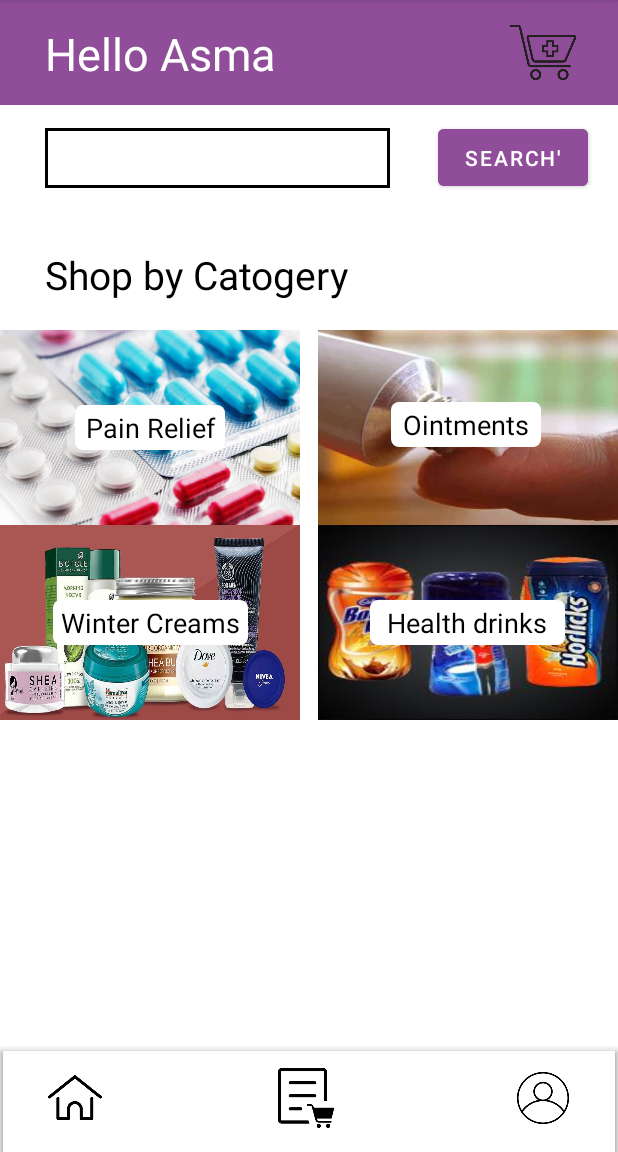
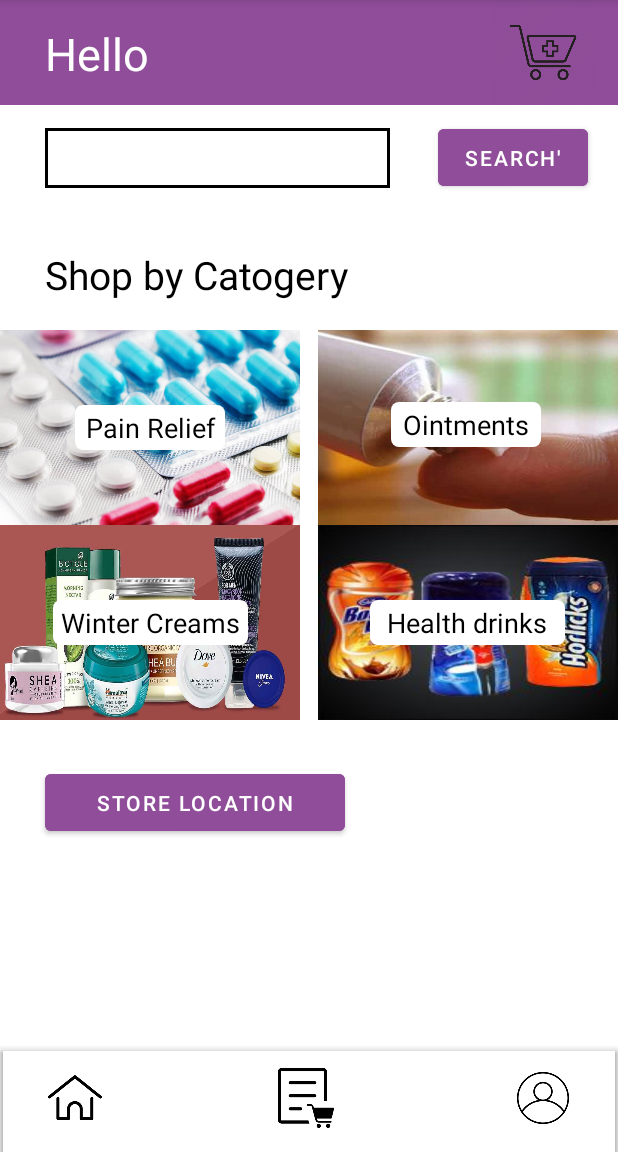
Before and after one commit to MadyaAnsari/Pharmacystore, an Android app: the Home screen opened directly, with no data from a screen before it, on a phone screen of 412 x 824 dp, the part 84-1236 px from its top. Run offline under Robolectric (Android 15) with nearby library versions, the phone set to English and light mode, and no system bars.

Commit message:
third commit

```diff
--- a/app/build.gradle
+++ b/app/build.gradle
@@ -35,6 +35,8 @@ dependencies {
     implementation platform('com.google.firebase:firebase-bom:26.1.0')
     implementation 'com.google.firebase:firebase-analytics'
     implementation 'com.google.firebase:firebase-database:19.2.1'
+    implementation 'com.google.android.gms:play-services-maps:17.0.0'
+    implementation 'com.google.android.gms:play-services-location:17.1.0'
     testImplementation 'junit:junit:4.+'
     androidTestImplementation 'androidx.test.ext:junit:1.1.1'
     androidTestImplementation 'androidx.test.espresso:espresso-core:3.2.0'
--- a/app/src/main/java/com/example/pharmacystore/Home.java
+++ b/app/src/main/java/com/example/pharmacystore/Home.java
@@ -9,12 +9,24 @@ import android.widget.Button;
 import android.widget.TextView;
 
 public class Home extends AppCompatActivity {
+    private Button loc_button;
 
     @Override
     protected void onCreate(Bundle savedInstanceState) {
         super.onCreate(savedInstanceState);
         setContentView(R.layout.activity_home);
 
+        loc_button = (Button) findViewById(R.id.loc_button);
+        loc_button.setOnClickListener(new View.OnClickListener() {
+            @Override
+            public void onClick(View v) {
+                openActivity4();
+            }
+        });
     }
 
+    public void openActivity4() {
+        Intent intent = new Intent(this, LocationActivity.class);
+        startActivity(intent);
+    }
 }
--- a/app/src/main/res/layout/activity_home.xml
+++ b/app/src/main/res/layout/activity_home.xml
@@ -21,7 +21,7 @@
         android:layout_height="40dp"
         android:layout_marginStart="30dp"
         android:layout_marginTop="15dp"
-        android:text="Hello Asma"
+        android:text="Hello"
         android:textColor="@color/white"
         android:textSize="30sp"
         app:layout_constraintStart_toStartOf="parent"
@@ -217,4 +217,15 @@
         app:layout_constraintStart_toStartOf="parent"
         app:srcCompat="@drawable/home" />
 
+    <Button
+        android:id="@+id/loc_button"
+        android:layout_width="200dp"
+        android:layout_height="50dp"
+        android:layout_marginStart="30dp"
+        android:layout_marginTop="510dp"
+        android:backgroundTint="#904D9A"
+        android:text="Store Location"
+        app:layout_constraintStart_toStartOf="parent"
+        app:layout_constraintTop_toTopOf="parent" />
+
 </androidx.constraintlayout.widget.ConstraintLayout>
--- a/app/src/main/res/values/strings.xml
+++ b/app/src/main/res/values/strings.xml
@@ -1,3 +1,6 @@
 <resources>
     <string name="app_name">Pharmacystore</string>
+    <string name="map_key" translatable="false">
+        AIzaSyAz5UV-C-wBV5ANTBln5zgK6r7RTjZLoEw
+    </string>
 </resources>
```
Also changed, not shown: app/src/main/AndroidManifest.xml (+10 -1 lines), app/src/main/java/com/example/pharmacystore/LocationActivity.java (added, +81 -0 lines), app/src/main/res/layout/activity_location.xml (added, +15 -0 lines).
